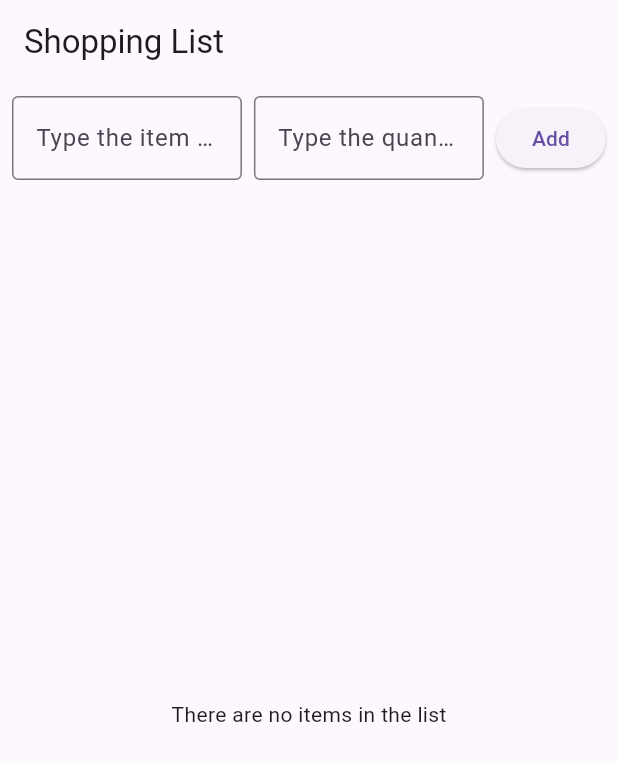
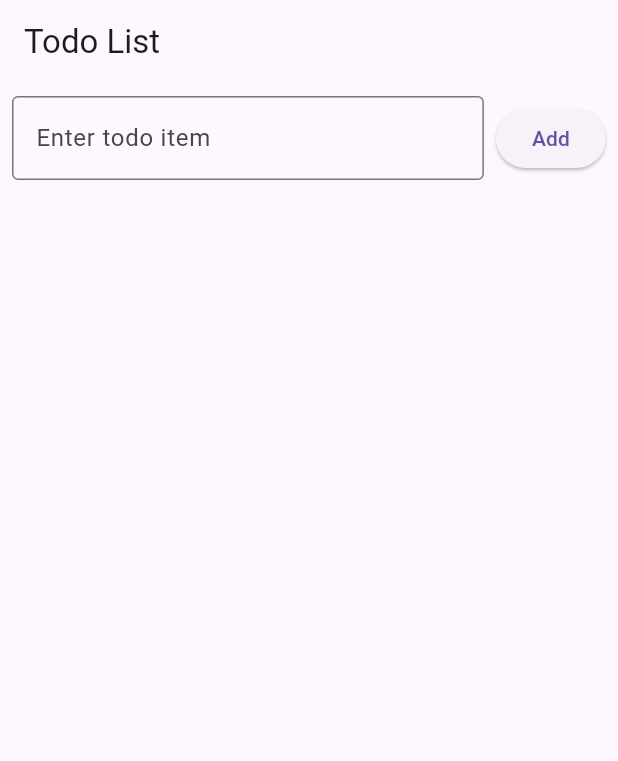
Before and after one commit to Yimi-Ding/my_cst2335_labs, a Flutter app: the screen it shows after launch, after a tap on "Add", on a phone screen of 412 x 824 dp. Shown: the top 761 px of the screen. Run offline on Flutter 3.47's test engine with Material 3 defaults, Android fonts, the phone set to English and light mode, and no system bars; our stand-ins replace floor, sqflite; accounts and stored records are empty; generated files the repository leaves out were written again.

Commit message:
add database

```diff
--- a/lib/main.dart
+++ b/lib/main.dart
@@ -1,164 +1,110 @@
 import 'package:flutter/material.dart';
+import 'database.dart';
+import 'todo_item.dart';
 
-void main() {
-  runApp(const MyApp());
+void main() async {
+  WidgetsFlutterBinding.ensureInitialized();
+  final database = await $FloorAppDatabase.databaseBuilder('app_database.db').build();
+  runApp(MyApp(database: database));
 }
 
 class MyApp extends StatelessWidget {
-  const MyApp({super.key});
+  final AppDatabase database;
+
+  const MyApp({super.key, required this.database});
 
   @override
   Widget build(BuildContext context) {
     return MaterialApp(
-      title: 'Shopping List',
-      home: const MyHomePage(),
+      title: 'Todo App',
+      theme: ThemeData(primarySwatch: Colors.blue),
+      home: TodoListScreen(database: database),
     );
   }
 }
 
-class MyHomePage extends StatefulWidget {
-  const MyHomePage({super.key});
+class TodoListScreen extends StatefulWidget {
+  final AppDatabase database;
+
+  const TodoListScreen({super.key, required this.database});
 
   @override
-  State<MyHomePage> createState() => _MyHomePageState();
+  State<TodoListScreen> createState() => _TodoListScreenState();
 }
 
-class _MyHomePageState extends State<MyHomePage> {
-  final List<ShoppingItem> items = [];   // List用于存储购物清单项目
-  // TextEditingController 用于控制和管理TextField的输入
-  final TextEditingController _itemController = TextEditingController();
-  final TextEditingController _quantityController = TextEditingController();
+class _TodoListScreenState extends State<TodoListScreen> {
+  List<TodoItem> todos = [];
+  final TextEditingController _controller = TextEditingController();
 
-  // dispose方法在widget被销毁时调用
   @override
-  void dispose() {
-    _itemController.dispose();
-    _quantityController.dispose();
-    super.dispose();
+  void initState() {
+    super.initState();
+    _loadTodos();
   }
 
-  // 创建一个函数来返回列表页面的Widget
-  Widget ListPage() {
-    return Column(
+  Future<void> _loadTodos() async {
+    final todoDao = widget.database.todoDao;
+    final todoList = await todoDao.getAllTodos();
+    setState(() {
+      todos = todoList;
+    });
+  }
+
+  Future<void> _addTodo(String text) async {
+    if (text.isNotEmpty) {
+      final todo = TodoItem(TodoItem.ID, text);
+      await widget.database.todoDao.insertItem(todo);
+      _controller.clear();
+      _loadTodos();
+    }
+  }
+
+  @override
+  Widget build(BuildContext context) {
+    return Scaffold(
+      appBar: AppBar(title: Text('Todo List')),
+      body: Column(
         children: [
-        // 输入部分：包含两个TextField和一个按钮
           Padding(
-          padding: const EdgeInsets.all(8.0),
+            padding: EdgeInsets.all(8.0),
             child: Row(
               children: [
-              // Expanded widget让子widget填充可用空间
-              // flex参数决定占据空间的比例
                 Expanded(
-                flex: 2,
                   child: TextField(
-                  controller: _itemController,
-                  decoration: const InputDecoration(
-                    hintText: 'Type the item here',
+                    controller: _controller,
+                    decoration: InputDecoration(
+                      hintText: 'Enter todo item',
                       border: OutlineInputBorder(),
                     ),
                   ),
                 ),
-              const SizedBox(width: 8),
-              Expanded(
-                flex: 2,
-                child: TextField(
-                  controller: _quantityController,
-                  decoration: const InputDecoration(
-                    hintText: 'Type the quantity here',
-                    border: OutlineInputBorder(),
-                  ),
-                  keyboardType: TextInputType.number,
-                ),
-              ),
-              const SizedBox(width: 8),
+                SizedBox(width: 8),
                 ElevatedButton(
-                onPressed: () {
-                  // 验证输入不为空
-                  if (_itemController.text.isNotEmpty &&
-                      _quantityController.text.isNotEmpty) {
-                    setState(() {
-                      items.add(ShoppingItem(
-                        _itemController.text,
-                        int.tryParse(_quantityController.text) ?? 1,
-                      ));
-                      // 清空输入框
-                      _itemController.clear();
-                      _quantityController.clear();
-                    });
-                  }
-                },
-                child: const Text('Add'),
+                  onPressed: () => _addTodo(_controller.text),
+                  child: Text('Add'),
                 ),
               ],
             ),
           ),
-        // ListView部分
           Expanded(
-          child: items.isEmpty
-              ? const Center(
-            child: Text('There are no items in the list'),
-          )
-              : ListView.builder(
-            itemCount: items.length,
+            child: ListView.builder(
+              itemCount: todos.length,
               itemBuilder: (context, index) {
-              return GestureDetector(
-                onLongPress: () {
-                  showDialog(
-                    context: context,
-                    builder: (BuildContext context) {
-                      return AlertDialog(
-                        title: const Text('Delete Item'),
-                        content: const Text('Do you want to delete this item?'),
-                        actions: [
-                          TextButton(
-                            onPressed: () {
-                              Navigator.of(context).pop();
+                return ListTile(
+                  title: Text(todos[index].todoItem),
+                  trailing: IconButton(
+                    icon: Icon(Icons.delete),
+                    onPressed: () async {
+                      await widget.database.todoDao.deleteItem(todos[index]);
+                      _loadTodos();
                     },
-                            child: const Text('No'),
-                          ),
-                          TextButton(
-                            onPressed: () {
-                              setState(() {
-                                items.removeAt(index);
-                              });
-                              Navigator.of(context).pop();
-                            },
-                            child: const Text('Yes'),
-                          ),
-                        ],
-                      );
-                    },
-                  );
-                },
-                child: Padding(
-                  padding: const EdgeInsets.symmetric(horizontal: 16.0, vertical: 8.0),
-                  child: Text(
-                    '${index + 1}: ${items[index].name} quantity: ${items[index].quantity}',
-                    style: const TextStyle(fontSize: 16),
-                  ),
                   ),
                 );
               },
             ),
           ),
         ],
-    );
-  }
-
-  @override
-  Widget build(BuildContext context) {
-    return Scaffold(
-      appBar: AppBar(
-        title: const Text('Shopping List'),
       ),
-      body: ListPage(),
     );
   }
 }
-
-class ShoppingItem {
-  final String name;
-  final int quantity;
-
-  ShoppingItem(this.name, this.quantity);
-}
--- a/lib/todo_dao.dart
+++ b/lib/todo_dao.dart
@@ -10,6 +10,9 @@ abstract class TodoDao {
   @insert
   Future<void> insertItem(TodoItem item);
 
+  @update
+  Future<void> updateTodo(TodoItem todo);
+
   @delete
   Future<void> deleteItem(TodoItem item);
 
```
Also changed, not shown: 1 other file. Lines whose indentation alone changed are shown as unchanged.
